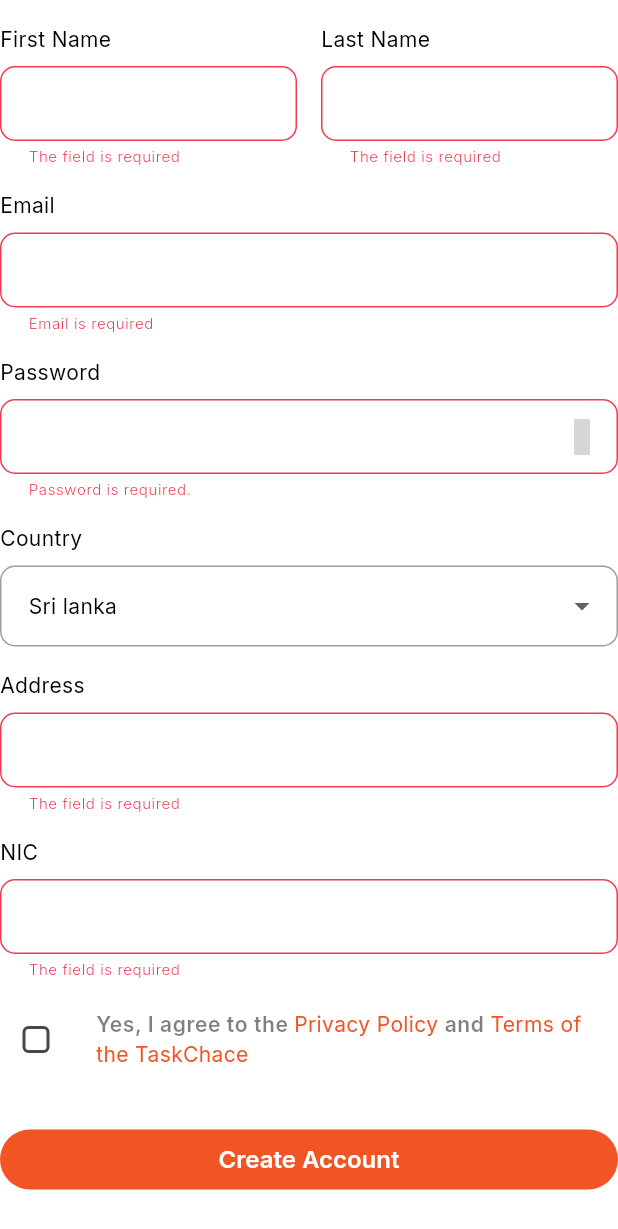
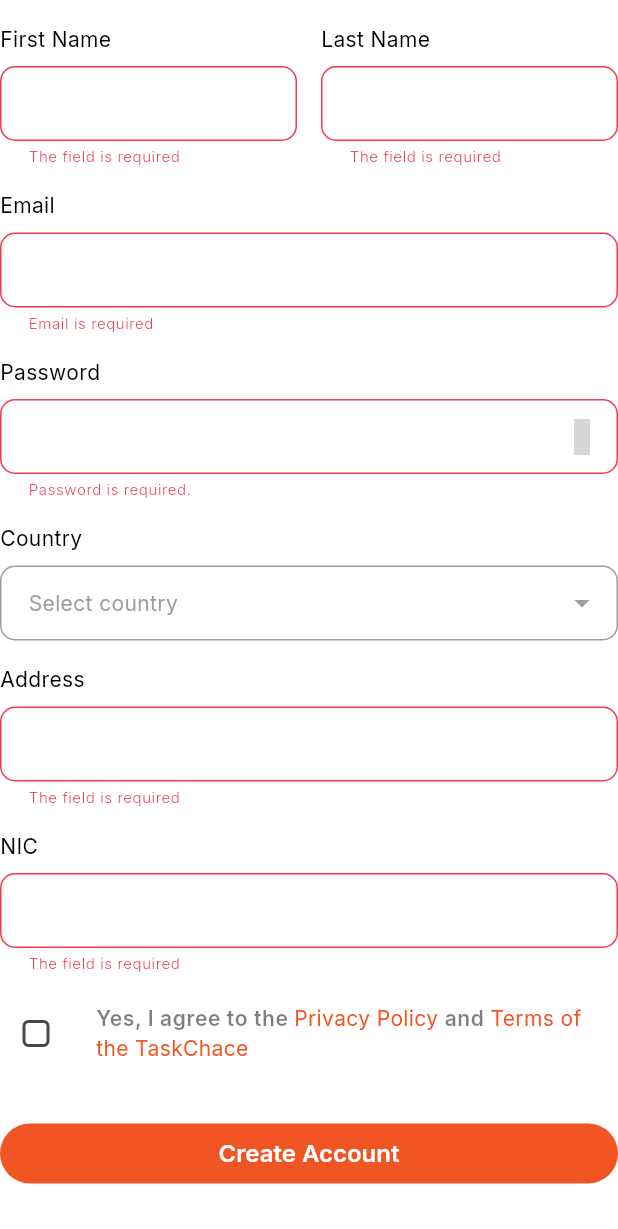
Before and after one commit to visa-dev/task-chase, a Flutter app: the SignupUserDataForm widget shown alone on an empty page, opened directly, after a tap on "Create Account", on a phone screen of 412 x 824 dp. Shown: the top 1229 px of the screen. Run offline on Flutter 3.47's test engine with Material 3 defaults, Android fonts, the light colour scheme and no system bars; our stand-ins replace carousel_slider, chat_bubbles, connectivity_plus, country_picker, device_preview, dotted_border and 10 more; missing offline and left inert: adaptive_action_sheet, mongo_dart, slide_switcher; accounts and stored records are empty; grey boxes are pictures that could not be loaded.

Commit message:
add country picker

```diff
--- a/lib/screens/signup/signup_controller.dart
+++ b/lib/screens/signup/signup_controller.dart
@@ -11,19 +11,32 @@ import 'package:quickalert/quickalert.dart';
 
 class SignupController extends GetxController {
   static SignupController get instance => Get.find();
+  GlobalKey<FormState> signupFormKey = GlobalKey<FormState>();
+
   final deviceStorage = GetStorage();
-  final loading = true.obs;
+  final loading = false.obs;
+
+  void setLoading(bool value) {
+    loading.value = value;
+  }
 
   final email = TextEditingController();
   final firstName = TextEditingController();
   final lastName = TextEditingController();
   final userName = TextEditingController();
   final password = TextEditingController();
-  final country = "sri-lanka".obs;
+  final country = "Select country".obs;
   final address = TextEditingController();
   final nic = TextEditingController();
   final hidePassword = true.obs;
   final privacyPolicy = false.obs;
+
+  void changeCountry(String value) {
+    print('Selected country: $value');
+    country.value = value;
+    print('Selected country: $country');
+
+  }
 
   Map<String, dynamic> get userdata => {
     "email": email.text,
@@ -37,13 +50,36 @@ class SignupController extends GetxController {
     "location": {"lat": 7.253244853726137, "lng": 80.34613556195156},
   };
 
-  GlobalKey<FormState> signupFormKey = GlobalKey<FormState>();
-  GlobalKey<CustomVisibilityState> spinnerVisibilityKey = GlobalKey<CustomVisibilityState>();
+  @override
+  void onClose() {
+    // Dispose of all TextEditingController instances
+    email.dispose();
+    firstName.dispose();
+    lastName.dispose();
+    userName.dispose();
+    password.dispose();
+    address.dispose();
+    nic.dispose();
+
+    super.onClose();
+  }
+
+  // Clear form inputs
+  void clearInputs() {
+    email.clear();
+    firstName.clear();
+    lastName.clear();
+    userName.clear();
+    password.clear();
+    address.clear();
+    nic.clear();
+  }
 
   Future<void> signup() async {
     try {
       final isConnected = await NetworkManager.instance.isConnected();
       if (kDebugMode) {}
+
       if (!isConnected) {
         KSnackBar.errorSnackBar(
             title: "Network Error",
@@ -59,24 +95,15 @@ class SignupController extends GetxController {
         KSnackBar.waringSnackBar(
             title: "Accept Privacy Policy",
             message:
-                "In order to create account,You must have to read and accept the Privacy Policy & Terms of Use");
+            "In order to create an account, you must read and accept the Privacy Policy & Terms of Use");
         return;
       } else {
         deviceStorage.writeIfNull("privacyPolicyAgreement", true);
       }
 
-      // if (loading.value) {
-      //   QuickAlert.show(
-      //     context: Get.context!,
-      //     type: QuickAlertType.loading,
-      //     title: 'Loading',
-      //     //text: 'Fetching your data',
-      //   );
-      // }
+      setLoading(true); // Start loading
 
-      spinnerVisibilityKey.currentState?.toggleVisibility();
-
-      //send request to api for signup user
+      // Send request to API for user signup
       await ClientRequest.sendRequest(
           path: "api/users/auth/signup",
           onResponse: signupSuccess,
@@ -84,27 +111,26 @@ class SignupController extends GetxController {
           body: userdata,
           timeOut: 10);
 
-      // loading.value = false;
     } catch (e) {
-      spinnerVisibilityKey.currentState?.toggleVisibility();
+      setLoading(false);
       KSnackBar.errorSnackBar(title: "Oh Snap", message: e.toString());
     }
   }
 
   void signupSuccess(dynamic apiResponse) {
-    spinnerVisibilityKey.currentState?.toggleVisibility();
-    //var userModel = UserResponse.fromJson(apiResponse.data["user"]);
+    clearInputs();
+    setLoading(false);
     QuickAlert.show(
         context: Get.context!,
         type: QuickAlertType.success,
         title: apiResponse.title,
-        text: apiResponse.message);
+        text: apiResponse.message
+
+    );
   }
 
   void signupFailed(Exception e) {
-    spinnerVisibilityKey.currentState?.toggleVisibility();
-    // KSnackBar.errorSnackBar(title: e.title,message: e.message);
-    loading.value = false;
+    setLoading(false);
     if (e is ValidationFailException) {
       QuickAlert.show(
           context: Get.context!,
@@ -123,6 +149,12 @@ class SignupController extends GetxController {
           type: QuickAlertType.error,
           title: e.title,
           text: e.message);
+    } else {
+      QuickAlert.show(
+          context: Get.context!,
+          type: QuickAlertType.error,
+          title: "Signup Failed",
+          text: e.toString());
     }
   }
 }
--- a/lib/screens/signup/widgets/user_data_form.dart
+++ b/lib/screens/signup/widgets/user_data_form.dart
@@ -9,8 +9,11 @@ import 'package:task_chase/screens/signup/signup_controller.dart';
 import 'package:task_chase/utils/constants/colors.dart';
 import 'package:task_chase/utils/constants/sizes.dart';
 import 'package:task_chase/utils/constants/texts.dart';
-import 'package:task_chase/utils/extentions/color_scheme.dart';
 import 'package:task_chase/utils/helpers/helper_functions.dart';
+
+import 'package:country_picker/country_picker.dart';
+import 'package:flutter/material.dart';
+import 'package:flutter_localizations/flutter_localizations.dart';
 
 class SignupUserDataForm extends StatelessWidget {
   const SignupUserDataForm({
@@ -96,69 +99,29 @@ class SignupUserDataForm extends StatelessWidget {
                 ),
               ),
               const InputLabel(labelText: "Country"),
-              SizedBox(
-                width: double.infinity,
-                child: Obx(
-                  () => DropdownButtonFormField(
-                    items: const [
-                      DropdownMenuItem(
-                          value: "sri-lanka", child: Text("Sri lanka")),
-                      DropdownMenuItem(
-                          value: "australia", child: Text("Australia")),
-                    ],
-                    value: controller.country.value,
-                    onChanged: (value) => {controller.country.value = value!},
-                    style: Theme.of(context).textTheme.bodyMedium,
-                    decoration: InputDecoration(
-                      focusedBorder: OutlineInputBorder(
-                        borderRadius: BorderRadius.circular(10),
-                        borderSide: BorderSide(
-                          width: 1,
-                          color: Theme.of(context).colorScheme.textFieldBorder,
-                        ),
+              GestureDetector(
+                onTap: () {
+                  showCountryPicker(
+                    context: context,
+                    showPhoneCode: true,
+
+                    onSelect: (Country country) {
+                      controller
+                          .changeCountry(country.displayNameNoCountryCode);
+                    },
+                  );
+                },
+                child: Container(
+                    width: double.infinity,
+
+                    // Example color to visualize the GestureDetector area
+                    child: Obx(
+                      () => InputField(
+                        hintText: controller.country.value,
+                        enabled: false,
+                        suffixIcon: Icons.arrow_drop_down,
                       ),
-                      enabledBorder: OutlineInputBorder(
-                        borderRadius: BorderRadius.circular(10),
-                        borderSide: BorderSide(
-                          width: 1,
-                          color: Theme.of(context).colorScheme.textFieldBorder,
-                        ),
-                      ),
-                      disabledBorder: OutlineInputBorder(
-                        borderRadius: BorderRadius.circular(10),
-                        borderSide: BorderSide(
-                          width: 1,
-                          color: Theme.of(context).colorScheme.textFieldBorder,
-                        ),
-                      ),
-                      border: OutlineInputBorder(
-                        borderRadius: BorderRadius.circular(10),
-                        borderSide: BorderSide(
-                          width: 1,
-                          color: Theme.of(context).colorScheme.textFieldBorder,
-                        ),
-                      ),
-                      errorBorder: OutlineInputBorder(
-                        borderRadius: BorderRadius.circular(10),
-                        borderSide: const BorderSide(
-                          width: 1,
-                          color: Color(0xfff13b52),
-                        ),
-                      ),
-                      focusedErrorBorder: OutlineInputBorder(
-                        borderRadius: BorderRadius.circular(10),
-                        borderSide: const BorderSide(
-                          width: 1.5,
-                          color: Colors.red,
-                        ),
-                      ),
-                      contentPadding: const EdgeInsets.symmetric(
-                        vertical: 15,
-                        horizontal: 15,
-                      ),
-                    ),
-                  ),
-                ),
+                    )),
               ),
             ],
           ),
--- a/pubspec.yaml
+++ b/pubspec.yaml
@@ -44,6 +44,7 @@ dependencies:
   http: ^1.2.1
   quickalert: ^1.1.0
   loading_animation_widget: ^1.2.1
+  country_picker: ^2.0.26
 
 
 dev_dependencies:
```
Also changed, not shown: lib/screens/signup/signup_screen.dart (+6 -31 lines), pubspec.lock. Lines whose indentation alone changed are shown as unchanged.
